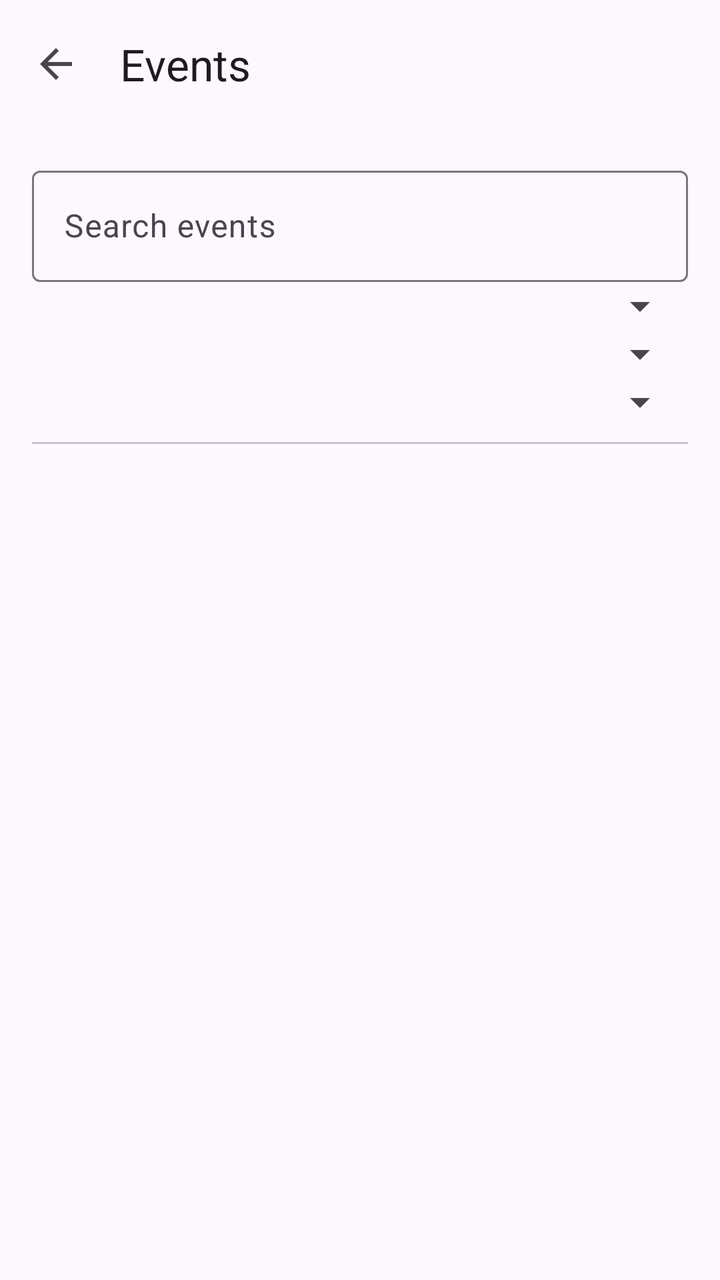
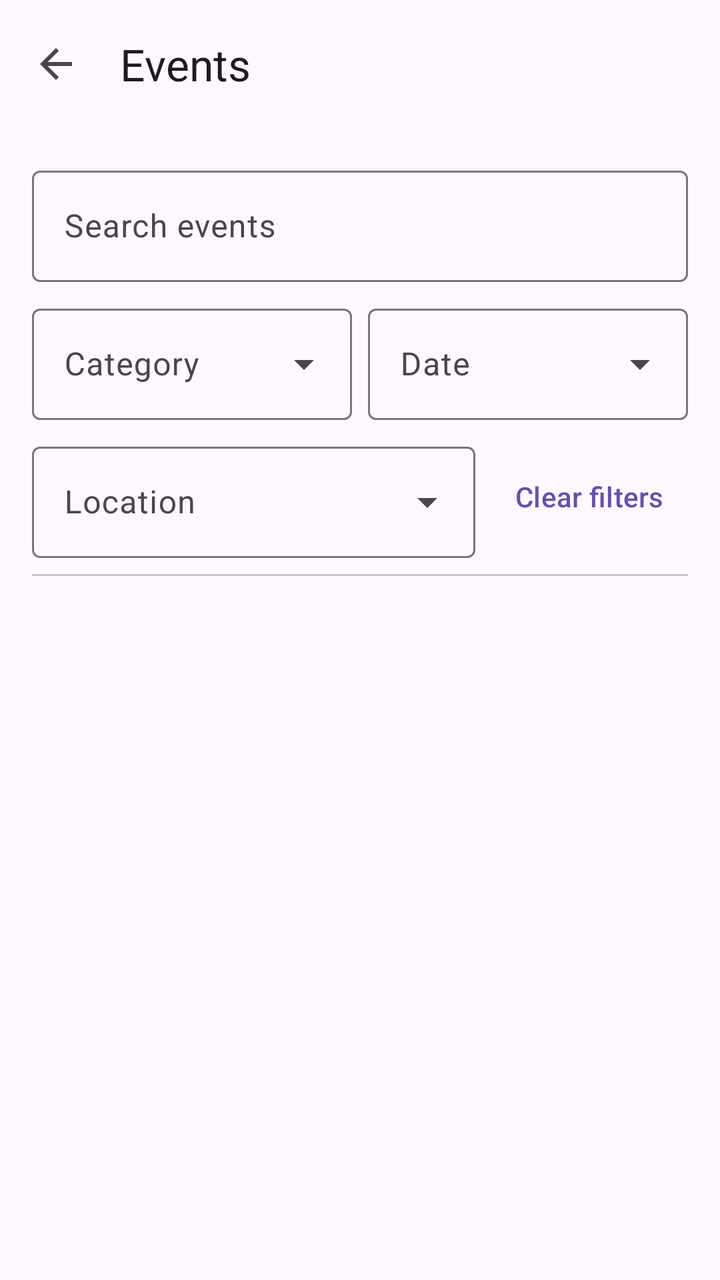

Two renders of the same Android screen: before a commit and after it. Below are the layout's source before the change and the commit's diff.
<!-- AndroidManifest.xml: application theme Theme.Ticketree -->
<!-- res/layout/activity_event_list.xml -->
<?xml version="1.0" encoding="utf-8"?>
<LinearLayout xmlns:android="http://schemas.android.com/apk/res/android"
    xmlns:app="http://schemas.android.com/apk/res-auto"
    android:layout_width="match_parent"
    android:layout_height="match_parent"
    android:fitsSystemWindows="true"
    android:orientation="vertical">
    <com.google.android.material.appbar.MaterialToolbar
        android:id="@+id/toolbar"
        android:layout_width="match_parent"
        android:layout_height="?attr/actionBarSize"
        app:navigationIcon="@drawable/ic_back"
        app:title="Events" />
<LinearLayout xmlns:android="http://schemas.android.com/apk/res/android"
    android:layout_width="match_parent"
    android:layout_height="0dp"
    android:layout_weight="1"
    android:orientation="vertical"
    android:padding="16dp">

    <com.google.android.material.textfield.TextInputLayout
        style="@style/Widget.Material3.TextInputLayout.OutlinedBox"
        android:layout_width="match_parent"
        android:layout_height="wrap_content"
        android:hint="Search events">

        <com.google.android.material.textfield.TextInputEditText
            android:id="@+id/etSearch"
            android:layout_width="match_parent"
            android:layout_height="wrap_content"
            android:inputType="text" />
    </com.google.android.material.textfield.TextInputLayout>

    <Spinner
        android:id="@+id/spCategory"
        android:layout_width="match_parent"
        android:layout_height="wrap_content" />

    <Spinner
        android:id="@+id/spDate"
        android:layout_width="match_parent"
        android:layout_height="wrap_content" />

    <Spinner
        android:id="@+id/spLocation"
        android:layout_width="match_parent"
        android:layout_height="wrap_content" />

    <com.google.android.material.divider.MaterialDivider
        android:layout_width="match_parent"
        android:layout_height="wrap_content"
        android:layout_marginVertical="8dp" />

    <com.google.android.material.textview.MaterialTextView
        android:id="@+id/tvEmpty"
        android:layout_width="match_parent"
        android:layout_height="wrap_content"
        android:text="No events match your filters."
        android:visibility="gone" />

    <androidx.recyclerview.widget.RecyclerView
        android:id="@+id/rvList"
        android:layout_width="match_parent"
        android:layout_height="0dp"
        android:layout_weight="1" />
</LinearLayout>
</LinearLayout>
<!-- resources referenced by this layout -->
<resources>
  <!-- drawable ic_back (drawable) -->
  <vector xmlns:android="http://schemas.android.com/apk/res/android"
      android:width="24dp"
      android:height="24dp"
      android:tint="?attr/colorControlNormal"
      android:viewportWidth="24"
      android:viewportHeight="24">
      <path
          android:fillColor="@android:color/white"
          android:pathData="M20,11H7.83l5.59,-5.59L12,4l-8,8 8,8 1.41,-1.41L7.83,13H20v-2z" />
  </vector>
  <style name="Theme.Ticketree" parent="Base.Theme.Ticketree" />
  <style name="Base.Theme.Ticketree" parent="Theme.Material3.DayNight.NoActionBar">
          
          
      </style>
</resources>

<!-- the commit's change to res/layout/activity_event_list.xml (unified diff, before → after) -->
@@ -5,63 +5,146 @@
     android:layout_height="match_parent"
     android:fitsSystemWindows="true"
     android:orientation="vertical">
+
     <com.google.android.material.appbar.MaterialToolbar
         android:id="@+id/toolbar"
         android:layout_width="match_parent"
         android:layout_height="?attr/actionBarSize"
         app:navigationIcon="@drawable/ic_back"
         app:title="Events" />
+
+    <LinearLayout
+        android:layout_width="match_parent"
+        android:layout_height="0dp"
+        android:layout_weight="1"
+        android:orientation="vertical"
+        android:padding="16dp">
+
+        <com.google.android.material.textfield.TextInputLayout
+            style="@style/Widget.Material3.TextInputLayout.OutlinedBox"
+            android:layout_width="match_parent"
+            android:layout_height="wrap_content"
+            android:hint="Search events">
+
+            <com.google.android.material.textfield.TextInputEditText
+                android:id="@+id/etSearch"
+                android:layout_width="match_parent"
+                android:layout_height="wrap_content"
+                android:inputType="text" />
+        </com.google.android.material.textfield.TextInputLayout>
+
+        <LinearLayout
+            android:layout_width="match_parent"
+            android:layout_height="wrap_content"
+            android:layout_marginTop="8dp"
+            android:orientation="horizontal">
+
+            <com.google.android.material.textfield.TextInputLayout
+                style="@style/Widget.Material3.TextInputLayout.OutlinedBox.ExposedDropdownMenu"
+                android:layout_width="0dp"
+                android:layout_height="wrap_content"
+                android:layout_weight="1"
+                android:hint="Category">
+
+                <com.google.android.material.textfield.MaterialAutoCompleteTextView
+                    android:id="@+id/ddCategory"
+                    android:layout_width="match_parent"
+                    android:layout_height="wrap_content"
+                    android:inputType="none" />
+            </com.google.android.material.textfield.TextInputLayout>
+
+            <com.google.android.material.textfield.TextInputLayout
+                style="@style/Widget.Material3.TextInputLayout.OutlinedBox.ExposedDropdownMenu"
+                android:layout_width="0dp"
+                android:layout_height="wrap_content"
+                android:layout_marginStart="8dp"
+                android:layout_weight="1"
+                android:hint="Date">
+
+                <com.google.android.material.textfield.MaterialAutoCompleteTextView
+                    android:id="@+id/ddDate"
+                    android:layout_width="match_parent"
+                    android:layout_height="wrap_content"
+                    android:inputType="none" />
+            </com.google.android.material.textfield.TextInputLayout>
+        </LinearLayout>
+
+        <LinearLayout
+            android:layout_width="match_parent"
+            android:layout_height="wrap_content"
+            android:layout_marginTop="8dp"
+            android:gravity="center_vertical"
+            android:orientation="horizontal">
+
+            <com.google.android.material.textfield.TextInputLayout
+                style="@style/Widget.Material3.TextInputLayout.OutlinedBox.ExposedDropdownMenu"
+                android:layout_width="0dp"
+                android:layout_height="wrap_content"
+                android:layout_weight="1"
+                android:hint="Location">
+
+                <com.google.android.material.textfield.MaterialAutoCompleteTextView
+                    android:id="@+id/ddLocation"
+                    android:layout_width="match_parent"
+                    android:layout_height="wrap_content"
+                    android:inputType="none" />
+            </com.google.android.material.textfield.TextInputLayout>
+
+            <com.google.android.material.button.MaterialButton
+                android:id="@+id/btnClear"
+                style="@style/Widget.Material3.Button.TextButton"
+                android:layout_width="wrap_content"
+                android:layout_height="wrap_content"
+                android:layout_marginStart="8dp"
+                android:text="Clear filters" />
+        </LinearLayout>
+
+        <com.google.android.material.divider.MaterialDivider
+            android:layout_width="match_parent"
+            android:layout_height="wrap_content"
+            android:layout_marginVertical="8dp" />
+
+        <include
+            android:id="@+id/empty"
+            layout="@layout/view_empty"
+            android:layout_width="match_parent"
+            android:layout_height="wrap_content"
+            android:visibility="gone" />
+
+        <androidx.recyclerview.widget.RecyclerView
+            android:id="@+id/rvList"
+            android:layout_width="match_parent"
+            android:layout_height="0dp"
+            android:layout_weight="1" />
+    </LinearLayout>
+</LinearLayout>
+<!-- res/layout/view_empty.xml (included above) -->
+<?xml version="1.0" encoding="utf-8"?>
 <LinearLayout xmlns:android="http://schemas.android.com/apk/res/android"
     android:layout_width="match_parent"
-    android:layout_height="0dp"
-    android:layout_weight="1"
+    android:layout_height="wrap_content"
+    android:gravity="center_horizontal"
     android:orientation="vertical"
-    android:padding="16dp">
+    android:padding="32dp">
 
-    <com.google.android.material.textfield.TextInputLayout
-        style="@style/Widget.Material3.TextInputLayout.OutlinedBox"
+    <com.google.android.material.textview.MaterialTextView
+        android:id="@+id/tvEmoji"
+        android:layout_width="wrap_content"
+        android:layout_height="wrap_content"
+        android:textSize="56sp" />
+
+    <com.google.android.material.textview.MaterialTextView
+        android:id="@+id/tvMessage"
         android:layout_width="match_parent"
         android:layout_height="wrap_content"
-        android:hint="Search events">
+        android:layout_marginTop="8dp"
+        android:gravity="center"
+        android:textAppearance="?attr/textAppearanceTitleMedium" />
 
-        <com.google.android.material.textfield.TextInputEditText
-            android:id="@+id/etSearch"
-            android:layout_width="match_parent"
-            android:layout_height="wrap_content"
-            android:inputType="text" />
-    </com.google.android.material.textfield.TextInputLayout>
-
-    <Spinner
-        android:id="@+id/spCategory"
-        android:layout_width="match_parent"
-        android:layout_height="wrap_content" />
-
-    <Spinner
-        android:id="@+id/spDate"
-        android:layout_width="match_parent"
-        android:layout_height="wrap_content" />
-
-    <Spinner
-        android:id="@+id/spLocation"
-        android:layout_width="match_parent"
-        android:layout_height="wrap_content" />
-
-    <com.google.android.material.divider.MaterialDivider
-        android:layout_width="match_parent"
+    <com.google.android.material.button.MaterialButton
+        android:id="@+id/btnEmpty"
+        android:layout_width="wrap_content"
         android:layout_height="wrap_content"
-        android:layout_marginVertical="8dp" />
-
-    <com.google.android.material.textview.MaterialTextView
-        android:id="@+id/tvEmpty"
-        android:layout_width="match_parent"
-        android:layout_height="wrap_content"
-        android:text="No events match your filters."
+        android:layout_marginTop="16dp"
         android:visibility="gone" />
-
-    <androidx.recyclerview.widget.RecyclerView
-        android:id="@+id/rvList"
-        android:layout_width="match_parent"
-        android:layout_height="0dp"
-        android:layout_weight="1" />
 </LinearLayout>
-</LinearLayout>
